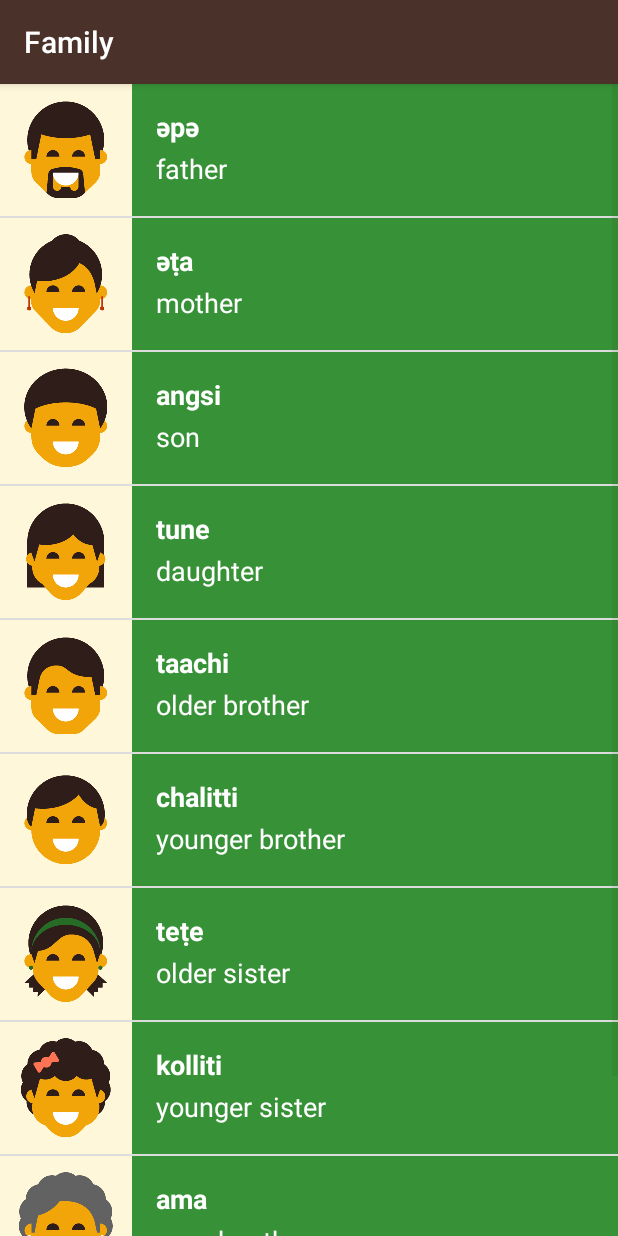
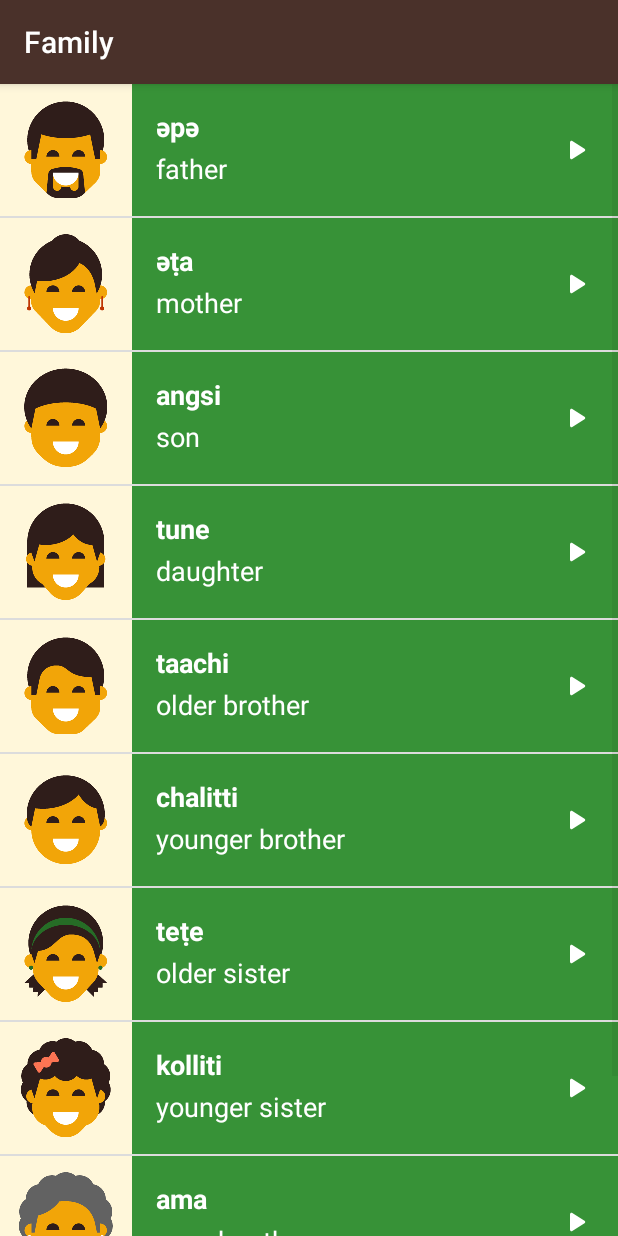
Before and after one commit to AakashCode12/Miwok-App, an Android app: the FamilyActivity screen opened directly, with no data from a screen before it, on a phone screen of 412 x 824 dp. Run offline under Robolectric (Android 15) with nearby library versions, the phone set to English and light mode, and no system bars.

Commit message:
WIthout async its completed

```diff
--- a/app/src/main/res/layout/list_item.xml
+++ b/app/src/main/res/layout/list_item.xml
@@ -1,11 +1,11 @@
 <?xml version="1.0" encoding="utf-8"?>
-<LinearLayout xmlns:android="http://schemas.android.com/apk/res/android"
+<RelativeLayout xmlns:android="http://schemas.android.com/apk/res/android"
     xmlns:app="http://schemas.android.com/apk/res-auto"
     xmlns:tools="http://schemas.android.com/tools"
     android:layout_width="match_parent"
-    android:layout_height="wrap_content"
+    android:layout_height="@dimen/list_item_height"
     android:background="@color/tan_background"
-    android:gravity="center_vertical"
+
 
     android:minHeight="@dimen/list_item_height"
     android:orientation="horizontal">
@@ -18,10 +18,14 @@
     <LinearLayout
         android:id="@+id/text_container"
         android:layout_width="match_parent"
-        android:layout_height="match_parent"
+        android:layout_height="@dimen/list_item_height"
         android:background="@color/category_numbers"
         android:orientation="vertical"
         android:padding="16dp"
+        android:layout_alignParentBottom="true"
+        android:layout_alignParentRight="true"
+        android:layout_toRightOf="@id/image"
+        android:layout_alignParentTop="true"
 
         >
 
@@ -49,5 +53,12 @@
 
     </LinearLayout>
 
+<ImageView
+    android:layout_width="24dp"
+    android:layout_height="24dp"
+    android:layout_alignParentRight="true"
+    android:layout_centerVertical="true"
+    android:layout_marginRight="16dp"
+    android:src="@drawable/ic_play_arrow_white"></ImageView>
 
-</LinearLayout>
+</RelativeLayout>
```
